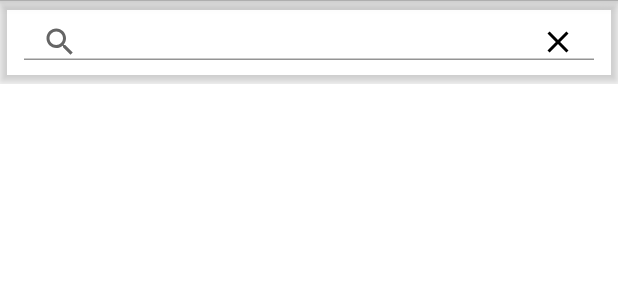
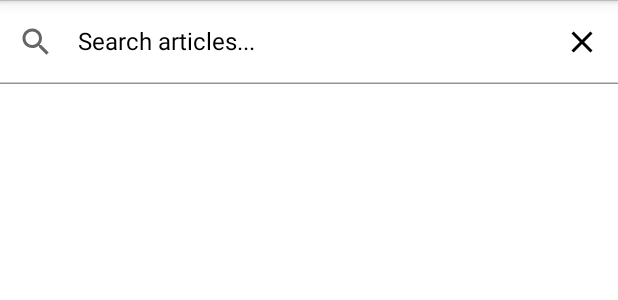
Before and after one commit to gchristov/newsfeed-kotlin-multiplatform, an Android app built with Jetpack Compose: the @Preview function SearchAppBarPreview, on a phone screen of 412 x 824 dp. Shown: the top 300 px of the screen. Run offline under Robolectric (Android 15) with nearby library versions, the phone set to English and light mode, and no system bars.

Commit message:
Placement of search app bar experimentation

```diff
--- a/appAndroid/common-compose/src/main/java/com/gchristov/newsfeed/commoncompose/elements/search/SearchBar.kt
+++ b/appAndroid/common-compose/src/main/java/com/gchristov/newsfeed/commoncompose/elements/search/SearchBar.kt
@@ -1,5 +1,7 @@
+import android.util.Log
 import androidx.compose.foundation.layout.fillMaxWidth
 import androidx.compose.foundation.layout.height
+import androidx.compose.foundation.text.BasicTextField
 import androidx.compose.foundation.text.KeyboardActions
 import androidx.compose.foundation.text.KeyboardOptions
 import androidx.compose.material.*
@@ -23,11 +25,30 @@ fun SearchAppBar(
 	onCloseClicked: () -> Unit,
 	onSearchClicked: (String) -> Unit,
 ) {
-	AppSurface(
-		modifier = Modifier.fillMaxWidth()
-			.height(56.dp),
-		elevation = AppBarDefaults.TopAppBarElevation,
-	) {
+	//TODO: appsurface is clashing with text view at the moment
+//	AppSurface(
+//		modifier = Modifier
+//			.fillMaxWidth()
+//			.height(56.dp),
+//		elevation = AppBarDefaults.TopAppBarElevation,
+//	) {
+		//TODO: https://stackoverflow.com/questions/65780722/jetpack-compose-how-to-remove-edittext-textfield-underline-and-keep-cursor
+//		OutlinedTextField(
+//			onValueChange =  {
+//							onTextChange(it)
+//			},
+//			placeholder = {
+//				Text(
+//					text = "Search here...",
+//					color = Color.Black
+//				)
+//			},
+//			value = text,
+//			modifier = Modifier
+//			.fillMaxWidth(),
+//			textStyle = TextStyle(color = Color.DarkGray)
+//		)
+
 		TextField(modifier = Modifier
 			.fillMaxWidth(),
 			value = text,
@@ -39,12 +60,11 @@ fun SearchAppBar(
 					modifier = Modifier
 						.alpha(ContentAlpha.medium),
 					text = "Search here...",
-					color = Color.Black
+					color = Color.Gray
 				)
 			},
 			textStyle = TextStyle(
-				fontSize = MaterialTheme.typography.subtitle1.fontSize,
-				color = Color.Green
+				fontSize = MaterialTheme.typography.subtitle1.fontSize
 			),
 			singleLine = true,
 			leadingIcon = {
@@ -86,14 +106,77 @@ fun SearchAppBar(
 				}
 			),
 			colors = TextFieldDefaults.textFieldColors(
-				backgroundColor = Color.Transparent,
-				cursorColor = Color.Black.copy(alpha = ContentAlpha.medium)
+				backgroundColor = Color.White,
+				cursorColor = Color.Gray.copy(alpha = ContentAlpha.medium)
 			))
 	}
-}
+
+
+//			placeholder = {
+//				Text(
+//					modifier = Modifier
+//					.alpha(ContentAlpha.medium),
+//					text = "Search here...",
+//					color = Color.Gray
+//				)
+//			},
+//			textStyle = TextStyle(
+//				fontSize = MaterialTheme.typography.subtitle1.fontSize,
+//				color = Color.Black
+//			),
+//			singleLine = true,
+//			leadingIcon = {
+//				IconButton(
+//					modifier = Modifier
+//						.alpha(ContentAlpha.medium),
+//					onClick = {}
+//				) {
+//					Icon(
+//						imageVector = Icons.Default.Search,
+//						contentDescription = "Search Icon",
+//						tint = Color.Black
+//					)
+//				}
+//			},
+//			trailingIcon = {
+//				IconButton(
+//					onClick = {
+//						if (text.isNotEmpty()) {
+//							onTextChange("")
+//						} else {
+//							onCloseClicked()
+//						}
+//					}
+//				) {
+//					Icon(
+//						imageVector = Icons.Default.Close,
+//						contentDescription = "Close Icon",
+//						tint = Color.Black
+//					)
+//				}
+//			},
+//			keyboardOptions = KeyboardOptions(
+//				imeAction = ImeAction.Search
+//			),
+//			keyboardActions = KeyboardActions(
+//				onSearch = {
+//					onSearchClicked(text)
+//				}
+//			),
+//			colors = TextFieldDefaults.textFieldColors(
+//				textColor = Color.Black,
+//				disabledTextColor = Color.Gray,
+//				backgroundColor = Color.White,
+//				focusedIndicatorColor = Color.Transparent,
+//				unfocusedIndicatorColor = Color.Transparent,
+//				disabledIndicatorColor = Color.Transparent,
+//				cursorColor = Color.Black
+//			))
+//	}
+//}
 
 	@Composable
-@Preview
+//@Preview
 	fun SearchAppBarPreview() {
 		SearchAppBar(
 			text = "Search articles...",
--- a/build.gradle.kts
+++ b/build.gradle.kts
@@ -7,7 +7,7 @@ buildscript {
         mavenCentral()
     }
     dependencies {
-        classpath("com.android.tools.build:gradle:7.1.2")
+        classpath("com.android.tools.build:gradle:7.1.3")
         classpath("org.jetbrains.kotlin:kotlin-gradle-plugin:1.6.10")
         classpath("org.jetbrains.kotlin:kotlin-serialization:1.6.10")
         classpath("com.codingfeline.buildkonfig:buildkonfig-gradle-plugin:0.7.0")
```
Also changed, not shown: appAndroid/feed/src/main/java/com/gchristov/newsfeed/feed/FeedActivity.kt (+14 -16 lines), kmm/kmm-feed/src/commonMain/kotlin/com/gchristov/newsfeed/kmmfeed/FeedViewModel.kt (+9 -0 lines). Lines whose indentation alone changed are shown as unchanged.
